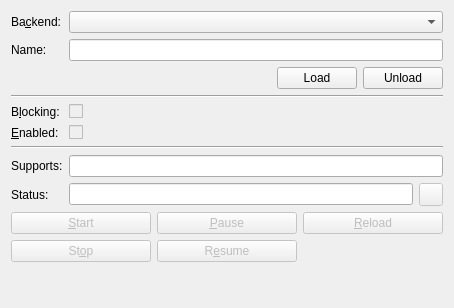
Old version of the form examples/service/EchoControl/controlwidget.ui in the repository Skycoder42/QtService.
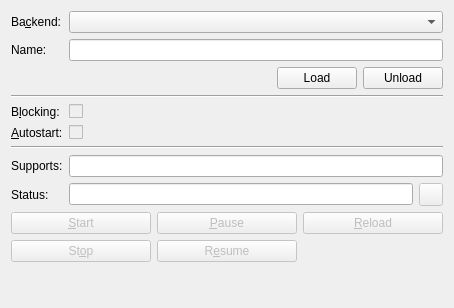
New version of the form. Icons and pictures are not drawn.

Commit message: renamed autostart

The edit to the form file:
```diff
--- a/examples/service/EchoControl/controlwidget.ui
+++ b/examples/service/EchoControl/controlwidget.ui
@@ -95,7 +95,7 @@
    <item row="5" column="0">
     <widget class="QLabel" name="enabledLabel">
      <property name="text">
-      <string>&amp;Enabled:</string>
+      <string>&amp;Autostart:</string>
      </property>
      <property name="buddy">
       <cstring>enabledCheckBox</cstring>
```
The commit also changes 5 other files.
